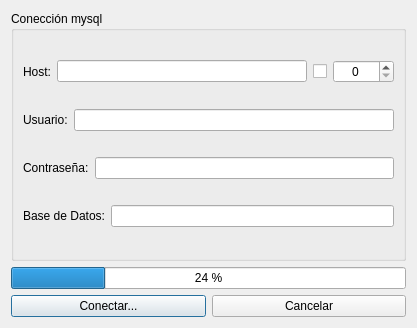
Above: trunk/src/EMysql.ui from chungote/gestotux before the change. Below: the same form after it.
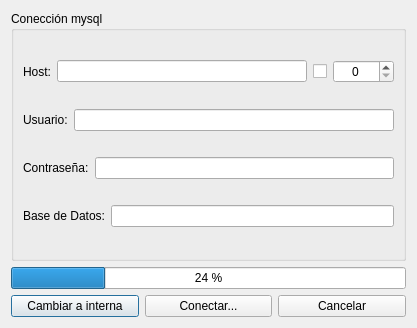
That is the form after the change.

Commit message: Agregadas traducciones, modificado formulario mysql para que pueda cambiarse a interna si no se puede conectar, agregado estilo personalizado para el programa, modificado el resumen mensual para que se pueda especificar el año y agregado resumen entre fechas.

The edit to the form file:
```diff
--- a/trunk/src/EMysql.ui
+++ b/trunk/src/EMysql.ui
@@ -137,6 +137,13 @@
    </item>
    <item>
     <layout class="QHBoxLayout" name="horizontalLayout" >
+     <item>
+      <widget class="QPushButton" name="PBInterna" >
+       <property name="text" >
+        <string>Cambiar a interna</string>
+       </property>
+      </widget>
+     </item>
      <item>
       <widget class="QPushButton" name="PBConectar" >
        <property name="text" >
```
The commit also changes 98 other files.
